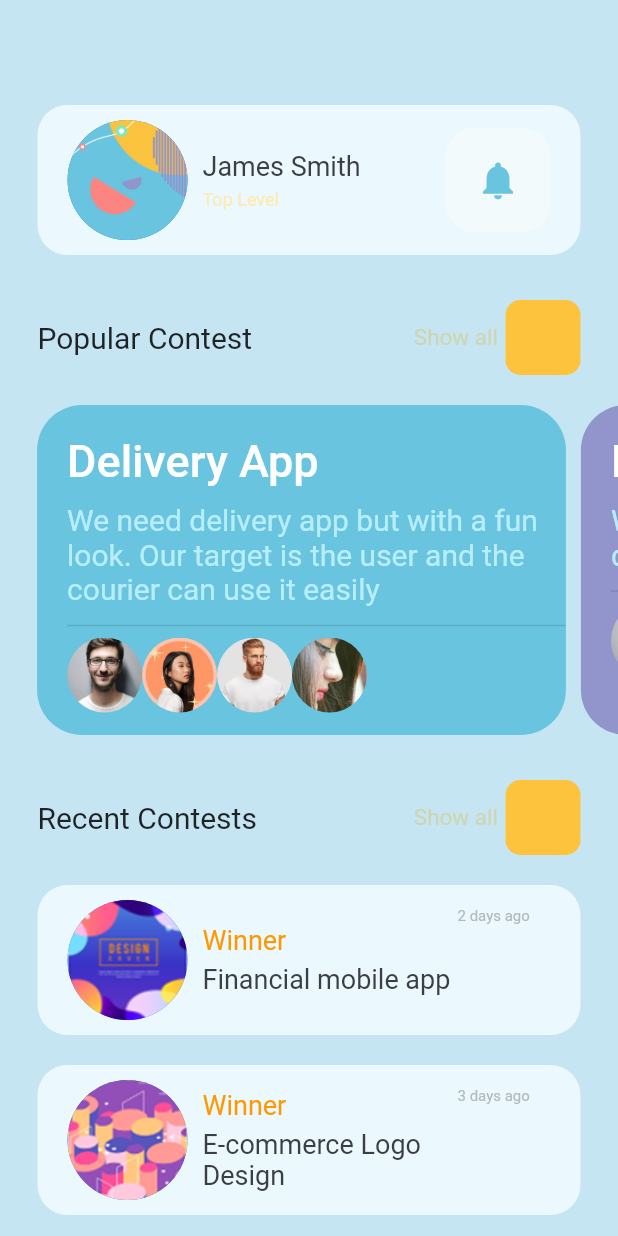
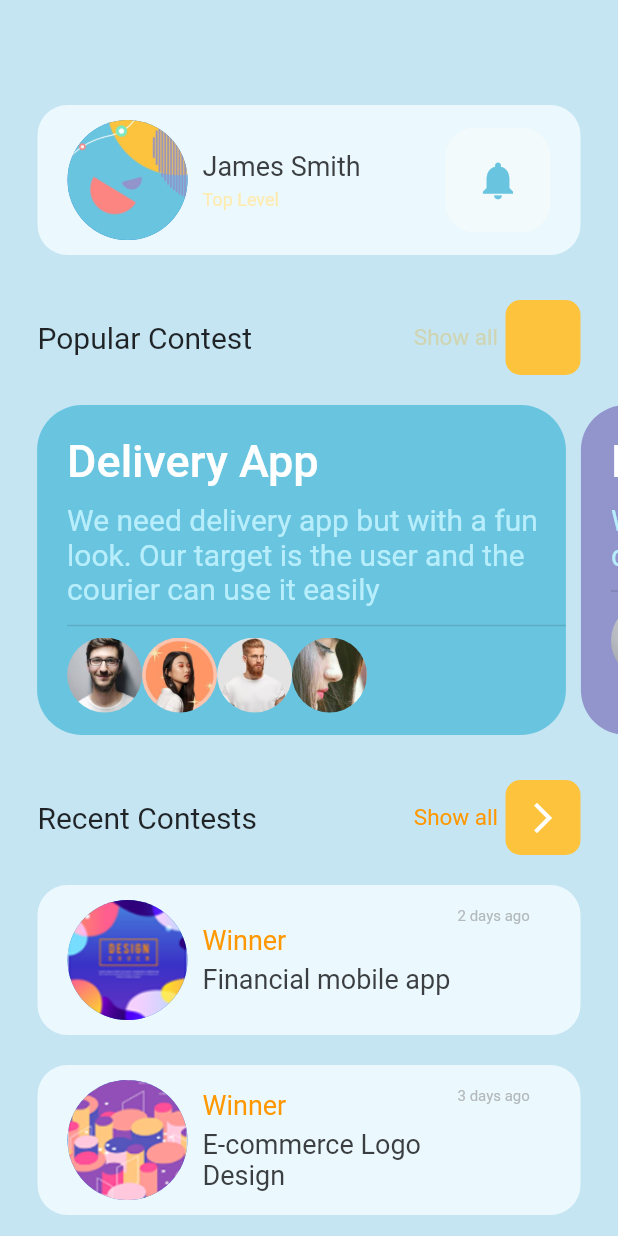
Before and after one commit to lukechoi14/seventh_flutter_app, a Flutter app: the ContentPage screen opened directly, on a phone screen of 412 x 824 dp. Run offline on Flutter 3.47's test engine with Material 2 defaults, Android fonts, the phone set to English and light mode, and no system bars; our stand-ins replace get.

Commit message:
recent-contest.dart

```diff
--- a/lib/content_page.dart
+++ b/lib/content_page.dart
@@ -3,6 +3,7 @@ import 'dart:convert';
 import 'package:flutter/cupertino.dart';
 import 'package:flutter/material.dart';
 import 'package:get/get.dart';
+import 'package:seventh_flutter_app/recent_contest.dart';
 
 // import 'my_detail_page.dart';
 class ContentPage extends StatefulWidget {
@@ -257,7 +258,7 @@ class _ContentPageState extends State<ContentPage> {
                     Text(
                       "Show all",
                       style: TextStyle(
-                          color:Color(0xFFcfd5b3),
+                          color:Colors.orange,
                           fontSize: 15,
                           decoration: TextDecoration.none
                       ),
@@ -272,6 +273,9 @@ class _ContentPageState extends State<ContentPage> {
                           color: Color(0xFFfdc33c)
                       ),
                       child: GestureDetector(
+                        onTap: (){Get.to(()=>RecentContest());
+                        },
+                        child: Icon(Icons.arrow_forward_ios,color: Colors.white,),
 
                       ),
                     )
```
Also changed, not shown: lib/recent_contest.dart (added, +31 -0 lines).
